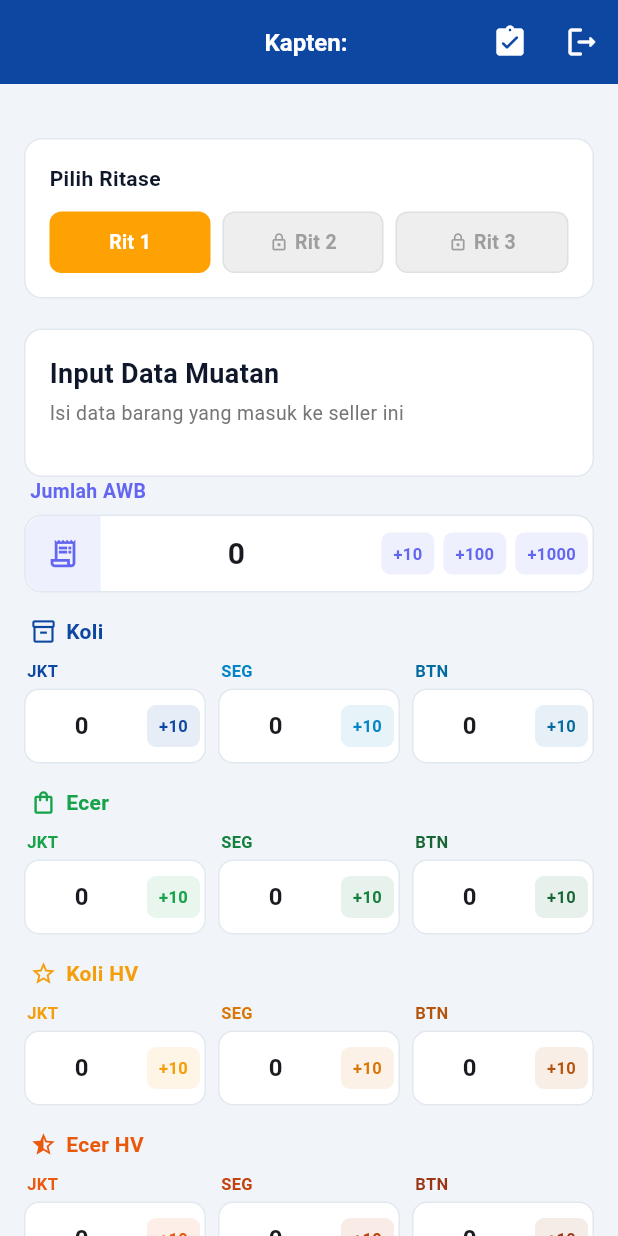
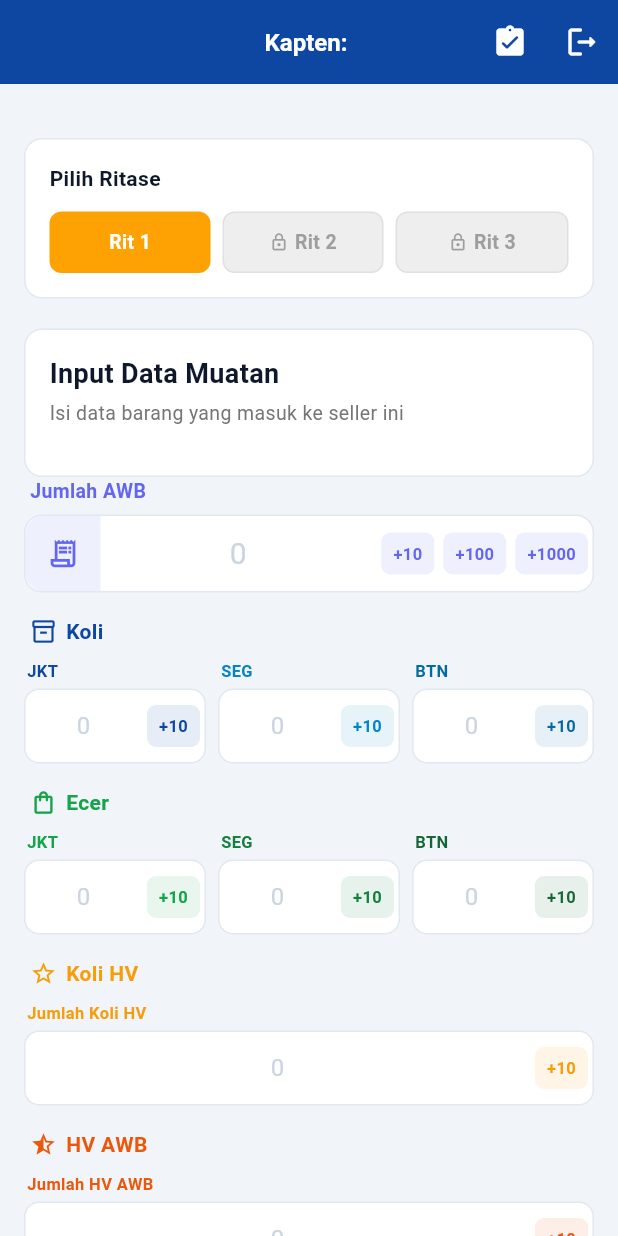
Before and after one commit to YonatanSilitonga/Driver, a Flutter app: the KaptenHomeScreen screen opened directly, on a phone screen of 412 x 824 dp. Run offline on Flutter 3.47's test engine with Material 3 defaults, Android fonts, the phone set to English and light mode, and no system bars; our stand-ins replace connectivity_plus, dio, flutter_local_notifications, geolocator, image_picker, package_info_plus and 3 more; missing offline and left inert: android_alarm_manager_plus, flutter_foreground_task; accounts and stored records are empty; network calls fail.

Commit message:
ui dikit

```diff
--- a/lib/screens/kapten_home_screen.dart
+++ b/lib/screens/kapten_home_screen.dart
@@ -29,24 +29,24 @@ class _KaptenHomeScreenState extends State<KaptenHomeScreen> {
   int _prevAwb = 0;
   int _prevKoliJkt = 0, _prevKoliSeg = 0, _prevKoliBtn = 0;
   int _prevEcerJkt = 0, _prevEcerSeg = 0, _prevEcerBtn = 0;
-  int _prevKoliHvJkt = 0, _prevKoliHvSeg = 0, _prevKoliHvBtn = 0;
-  int _prevEcerHvJkt = 0, _prevEcerHvSeg = 0, _prevEcerHvBtn = 0;
+  // Opsi A: Koli HV + HV AWB (dulu Ecer HV) digabung jadi 1 field.
+  // Kolom DB lama (jkt/seg/btn) tetap ada; nilai baru disimpan di jkt, seg/btn = 0.
+  // Total tampilan = jkt + seg + btn agar data lama sebelum dihapus tetap benar.
+  int _prevKoliHv = 0;
+  int _prevHvAwb = 0;
   bool _isOldData = false;
 
-  // Controllers — 13 input fields
-  final _awbController = TextEditingController(text: '0');
-  final _koliJktController = TextEditingController(text: '0');
-  final _koliSegController = TextEditingController(text: '0');
-  final _koliBtnController = TextEditingController(text: '0');
-  final _ecerJktController = TextEditingController(text: '0');
-  final _ecerSegController = TextEditingController(text: '0');
-  final _ecerBtnController = TextEditingController(text: '0');
-  final _koliHvJktController = TextEditingController(text: '0');
-  final _koliHvSegController = TextEditingController(text: '0');
-  final _koliHvBtnController = TextEditingController(text: '0');
-  final _ecerHvJktController = TextEditingController(text: '0');
-  final _ecerHvSegController = TextEditingController(text: '0');
-  final _ecerHvBtnController = TextEditingController(text: '0');
+  // Controllers — 9 input angka (mulai kosong, hint '0' sebagai placeholder).
+  // Parser (_ctrl) membaca string kosong sebagai 0, jadi submit tetap aman.
+  final _awbController = TextEditingController();
+  final _koliJktController = TextEditingController();
+  final _koliSegController = TextEditingController();
+  final _koliBtnController = TextEditingController();
+  final _ecerJktController = TextEditingController();
+  final _ecerSegController = TextEditingController();
+  final _ecerBtnController = TextEditingController();
+  final _koliHvController = TextEditingController();
+  final _hvAwbController = TextEditingController();
   String? _fotoPath;
   final _catatanController = TextEditingController();
 
@@ -63,6 +63,21 @@ class _KaptenHomeScreenState extends State<KaptenHomeScreen> {
   List<Map<String, dynamic>> _sisaGrup = [];
 
   int _toInt(dynamic v) => (v as num?)?.toInt() ?? 0;
+
+  /// Jumlah gabungan HV: alias baru (koli_hv / hv_awb) bila > 0,
+  /// fallback ke jumlah legacy jkt+seg+btn (data lama sebelum dihapus).
+  int _hvTotal(Map<String, dynamic> m, String alias, List<String> legacyKeys,
+      {List<String> altKeys = const []}) {
+    for (final k in [alias, ...altKeys]) {
+      final v = (m[k] as num?)?.toInt() ?? 0;
+      if (v > 0) return v;
+    }
+    var sum = 0;
+    for (final k in legacyKeys) {
+      sum += (m[k] as num?)?.toInt() ?? 0;
+    }
+    return sum;
+  }
 
   /// Entri sisa untuk Rit aktif (jenis selalu outgoing di layar ini).
   Map<String, dynamic>? _sisaRit() {
@@ -78,8 +93,8 @@ class _KaptenHomeScreenState extends State<KaptenHomeScreen> {
     _prevAwb = 0;
     _prevKoliJkt = 0; _prevKoliSeg = 0; _prevKoliBtn = 0;
     _prevEcerJkt = 0; _prevEcerSeg = 0; _prevEcerBtn = 0;
-    _prevKoliHvJkt = 0; _prevKoliHvSeg = 0; _prevKoliHvBtn = 0;
-    _prevEcerHvJkt = 0; _prevEcerHvSeg = 0; _prevEcerHvBtn = 0;
+    _prevKoliHv = 0;
+    _prevHvAwb = 0;
     _isOldData = false;
     _sisaGrup = [];
   }
@@ -87,8 +102,8 @@ class _KaptenHomeScreenState extends State<KaptenHomeScreen> {
   List<TextEditingController> get _allControllers => [
     _awbController, _koliJktController, _koliSegController, _koliBtnController,
     _ecerJktController, _ecerSegController, _ecerBtnController,
-    _koliHvJktController, _koliHvSegController, _koliHvBtnController,
-    _ecerHvJktController, _ecerHvSegController, _ecerHvBtnController,
+    _koliHvController,
+    _hvAwbController,
     _catatanController,
   ];
 
@@ -204,12 +219,11 @@ class _KaptenHomeScreenState extends State<KaptenHomeScreen> {
         _prevEcerJkt = (todayData['ecer_jkt'] as num?)?.toInt() ?? 0;
         _prevEcerSeg = (todayData['ecer_seg'] as num?)?.toInt() ?? 0;
         _prevEcerBtn = (todayData['ecer_btn'] as num?)?.toInt() ?? 0;
-        _prevKoliHvJkt = (todayData['koli_hv_jkt'] as num?)?.toInt() ?? 0;
-        _prevKoliHvSeg = (todayData['koli_hv_seg'] as num?)?.toInt() ?? 0;
-        _prevKoliHvBtn = (todayData['koli_hv_btn'] as num?)?.toInt() ?? 0;
-        _prevEcerHvJkt = (todayData['ecer_hv_jkt'] as num?)?.toInt() ?? 0;
-        _prevEcerHvSeg = (todayData['ecer_hv_seg'] as num?)?.toInt() ?? 0;
-        _prevEcerHvBtn = (todayData['ecer_hv_btn'] as num?)?.toInt() ?? 0;
+        // Gabungan: pakai alias baru bila ada, fallback jumlah legacy jkt+seg+btn.
+        _prevKoliHv = _hvTotal(todayData, 'koli_hv',
+            ['koli_hv_jkt', 'koli_hv_seg', 'koli_hv_btn']);
+        _prevHvAwb = _hvTotal(todayData, 'hv_awb',
+            ['ecer_hv_jkt', 'ecer_hv_seg', 'ecer_hv_btn'], altKeys: const ['ecer_hv']);
         _isOldData = todayData['is_ada_data'] == true;
       }
       _sisaGrup = sisaGrup;
@@ -320,7 +334,7 @@ class _KaptenHomeScreenState extends State<KaptenHomeScreen> {
           await ApiClient.saveSellerId(newSellerId);
 
           for (final c in _allControllers) {
-            c.text = '0';
+            c.text = '';
           }
           _fotoPath = null;
 
@@ -386,17 +400,12 @@ class _KaptenHomeScreenState extends State<KaptenHomeScreen> {
     final ecerJkt = _ctrl(_ecerJktController);
     final ecerSeg = _ctrl(_ecerSegController);
     final ecerBtn = _ctrl(_ecerBtnController);
-    final koliHvJkt = _ctrl(_koliHvJktController);
-    final koliHvSeg = _ctrl(_koliHvSegController);
-    final koliHvBtn = _ctrl(_koliHvBtnController);
-    final ecerHvJkt = _ctrl(_ecerHvJktController);
-    final ecerHvSeg = _ctrl(_ecerHvSegController);
-    final ecerHvBtn = _ctrl(_ecerHvBtnController);
+    final koliHv = _ctrl(_koliHvController);
+    final hvAwb = _ctrl(_hvAwbController);
 
     final totalInput = awb + koliJkt + koliSeg + koliBtn +
         ecerJkt + ecerSeg + ecerBtn +
-        koliHvJkt + koliHvSeg + koliHvBtn +
-        ecerHvJkt + ecerHvSeg + ecerHvBtn;
+        koliHv + hvAwb;
 
     if (totalInput == 0) {
       ScaffoldMessenger.of(context).showSnackBar(
@@ -456,8 +465,8 @@ class _KaptenHomeScreenState extends State<KaptenHomeScreen> {
         jumlahAwb: awb,
         koliJkt: koliJkt, koliSeg: koliSeg, koliBtn: koliBtn,
         ecerJkt: ecerJkt, ecerSeg: ecerSeg, ecerBtn: ecerBtn,
-        koliHvJkt: koliHvJkt, koliHvSeg: koliHvSeg, koliHvBtn: koliHvBtn,
-        ecerHvJkt: ecerHvJkt, ecerHvSeg: ecerHvSeg, ecerHvBtn: ecerHvBtn,
+        koliHvJkt: koliHv, koliHvSeg: 0, koliHvBtn: 0,
+        ecerHvJkt: hvAwb, ecerHvSeg: 0, ecerHvBtn: 0,
         namaLokasi: _sellerName,
         fotoManifestUrl: fotoUrl,
         catatan: _catatanController.text.trim(),
@@ -476,7 +485,7 @@ class _KaptenHomeScreenState extends State<KaptenHomeScreen> {
           _fotoPath = null;
         });
         for (final c in _allControllers) {
-          c.text = c == _catatanController ? '' : '0';
+          c.text = '';
         }
 
         // Input baru = pending baru → refresh badge konfirmasi
@@ -504,8 +513,8 @@ class _KaptenHomeScreenState extends State<KaptenHomeScreen> {
   Future<void> _showSuccessDialog(bool isUpdated) async {
     final totalKoli = _prevKoliJkt + _prevKoliSeg + _prevKoliBtn;
     final totalEcer = _prevEcerJkt + _prevEcerSeg + _prevEcerBtn;
-    final totalKoliHv = _prevKoliHvJkt + _prevKoliHvSeg + _prevKoliHvBtn;
-    final totalEcerHv = _prevEcerHvJkt + _prevEcerHvSeg + _prevEcerHvBtn;
+    final totalKoliHv = _prevKoliHv;
+    final totalEcerHv = _prevHvAwb;
     await showDialog<void>(
       context: context,
       barrierDismissible: false,
@@ -553,7 +562,7 @@ class _KaptenHomeScreenState extends State<KaptenHomeScreen> {
                 _buildInfoChip('$totalKoli Koli', const Color(0xFFDBEAFE), const Color(0xFF1E40AF)),
                 _buildInfoChip('$totalEcer Ecer', const Color(0xFFFEF9C3), const Color(0xFF854D0E)),
                 _buildInfoChip('$totalKoliHv Koli HV', const Color(0xFFFEF3C7), const Color(0xFFB45309)),
-                _buildInfoChip('$totalEcerHv Ecer HV', const Color(0xFFFFE7E7), const Color(0xFFC2410C)),
+                _buildInfoChip('$totalEcerHv HV AWB', const Color(0xFFFFE7E7), const Color(0xFFC2410C)),
               ],
             ),
           ],
@@ -1016,22 +1025,22 @@ class _KaptenHomeScreenState extends State<KaptenHomeScreen> {
                   ]),
                   const SizedBox(height: 16),
 
-                  // === Section KOLI HV ===
+                  // === Section KOLI HV (gabungan, 1 field) ===
                   _buildSectionHeader('Koli HV', Icons.star_outline, const Color(0xFFF59E0B)),
-                  _buildRowInputs([
-                    _FieldDef(_koliHvJktController, 'JKT', const Color(0xFFF59E0B)),
-                    _FieldDef(_koliHvSegController, 'SEG', const Color(0xFFD97706)),
-                    _FieldDef(_koliHvBtnController, 'BTN', const Color(0xFFB45309)),
-                  ]),
+                  _buildCompactInput(
+                    controller: _koliHvController,
+                    label: 'Jumlah Koli HV',
+                    color: const Color(0xFFF59E0B),
+                  ),
                   const SizedBox(height: 16),
 
-                  // === Section ECER HV ===
-                  _buildSectionHeader('Ecer HV', Icons.star_half_outlined, const Color(0xFFEA580C)),
-                  _buildRowInputs([
-                    _FieldDef(_ecerHvJktController, 'JKT', const Color(0xFFEA580C)),
-                    _FieldDef(_ecerHvSegController, 'SEG', const Color(0xFFC2410C)),
-                    _FieldDef(_ecerHvBtnController, 'BTN', const Color(0xFF9A3412)),
-                  ]),
+                  // === Section HV AWB (dulu Ecer HV, gabungan 1 field) ===
+                  _buildSectionHeader('HV AWB', Icons.star_half_outlined, const Color(0xFFEA580C)),
+                  _buildCompactInput(
+                    controller: _hvAwbController,
+                    label: 'Jumlah HV AWB',
+                    color: const Color(0xFFEA580C),
+                  ),
                   const SizedBox(height: 16),
 
                   // Foto section
@@ -1169,6 +1178,25 @@ class _KaptenHomeScreenState extends State<KaptenHomeScreen> {
     final s = _sisaRit();
     int v(String? sisaKey, int fallback) =>
         s != null ? _toInt(s[sisaKey]) : fallback;
+    // HV gabungan: jumlahkan sisa legacy agar data lama tetap tampil sebagai total.
+    int hv(String alias, List<String> legacy, int fallback, {List<String> alt = const []}) {
+      if (s == null) return fallback;
+      for (final k in [alias, ...alt]) {
+        if (s.containsKey(k)) {
+          final vv = _toInt(s[k]);
+          if (vv > 0) return vv;
+        }
+      }
+      var sum = 0;
+      var found = false;
+      for (final k in legacy) {
+        if (s.containsKey(k)) {
+          found = true;
+          sum += _toInt(s[k]);
+        }
+      }
+      return found ? sum : fallback;
+    }
     return {
       'jumlah_awb': v('sisa_jumlah_awb', _prevAwb),
       'koli_jkt': v('sisa_koli_jkt', _prevKoliJkt),
@@ -1177,12 +1205,9 @@ class _KaptenHomeScreenState extends State<KaptenHomeScreen> {
       'ecer_jkt': v('sisa_ecer_jkt', _prevEcerJkt),
       'ecer_seg': v('sisa_ecer_seg', _prevEcerSeg),
       'ecer_btn': v('sisa_ecer_btn', _prevEcerBtn),
-      'koli_hv_jkt': v('sisa_koli_hv_jkt', _prevKoliHvJkt),
-      'koli_hv_seg': v('sisa_koli_hv_seg', _prevKoliHvSeg),
-      'koli_hv_btn': v('sisa_koli_hv_btn', _prevKoliHvBtn),
-      'ecer_hv_jkt': v('sisa_ecer_hv_jkt', _prevEcerHvJkt),
-      'ecer_hv_seg': v('sisa_ecer_hv_seg', _prevEcerHvSeg),
-      'ecer_hv_btn': v('sisa_ecer_hv_btn', _prevEcerHvBtn),
+      'koli_hv': hv('sisa_koli_hv', const ['sisa_koli_hv_jkt', 'sisa_koli_hv_seg', 'sisa_koli_hv_btn'], _prevKoliHv),
+      'hv_awb': hv('sisa_hv_awb', const ['sisa_ecer_hv_jkt', 'sisa_ecer_hv_seg', 'sisa_ecer_hv_btn'], _prevHvAwb,
+          alt: const ['sisa_ecer_hv']),
     };
   }
 
@@ -1191,8 +1216,8 @@ class _KaptenHomeScreenState extends State<KaptenHomeScreen> {
     final awb = d['jumlah_awb']!;
     final totalKoli = d['koli_jkt']! + d['koli_seg']! + d['koli_btn']!;
     final totalEcer = d['ecer_jkt']! + d['ecer_seg']! + d['ecer_btn']!;
-    final totalKoliHv = d['koli_hv_jkt']! + d['koli_hv_seg']! + d['koli_hv_btn']!;
-    final totalEcerHv = d['ecer_hv_jkt']! + d['ecer_hv_seg']! + d['ecer_hv_btn']!;
+    final totalKoliHv = d['koli_hv']!;
+    final totalEcerHv = d['hv_awb']!;
     final allZero = awb == 0 && totalKoli == 0 && totalEcer == 0 &&
         totalKoliHv == 0 && totalEcerHv == 0;
     return Container(
@@ -1248,7 +1273,7 @@ class _KaptenHomeScreenState extends State<KaptenHomeScreen> {
               if (totalKoli > 0) _buildInfoChip('$totalKoli Koli', Color(0xFFDBEAFE), Color(0xFF1E40AF)),
               if (totalEcer > 0) _buildInfoChip('$totalEcer Ecer', Color(0xFFFEF9C3), Color(0xFF854D0E)),
               if (totalKoliHv > 0) _buildInfoChip('$totalKoliHv Koli HV', Color(0xFFFEF3C7), Color(0xFFB45309)),
-              if (totalEcerHv > 0) _buildInfoChip('$totalEcerHv Ecer HV', Color(0xFFFFE7E7), Color(0xFFC2410C)),
+              if (totalEcerHv > 0) _buildInfoChip('$totalEcerHv HV AWB', Color(0xFFFFE7E7), Color(0xFFC2410C)),
             ],
           ),
           const SizedBox(height: 6),
@@ -1288,13 +1313,13 @@ class _KaptenHomeScreenState extends State<KaptenHomeScreen> {
       },
       {
         'title': 'Koli HV',
-        'total': d['koli_hv_jkt']! + d['koli_hv_seg']! + d['koli_hv_btn']!,
-        'regions': [d['koli_hv_jkt']!, d['koli_hv_seg']!, d['koli_hv_btn']!],
+        'total': d['koli_hv']!,
+        'regions': <int>[],
       },
       {
-        'title': 'Ecer HV',
-        'total': d['ecer_hv_jkt']! + d['ecer_hv_seg']! + d['ecer_hv_btn']!,
-        'regions': [d['ecer_hv_jkt']!, d['ecer_hv_seg']!, d['ecer_hv_btn']!],
+        'title': 'HV AWB',
+        'total': d['hv_awb']!,
+        'regions': <int>[],
       },
     ];
     final hasData = rows.any((row) => (row['total'] as int) > 0);
@@ -1473,6 +1498,11 @@ class _KaptenHomeScreenState extends State<KaptenHomeScreen> {
                   decoration: const InputDecoration(
                     border: InputBorder.none,
                     hintText: '0',
+                    hintStyle: TextStyle(
+                      color: Color(0xFFCBD5E1),
+                      fontSize: 16,
+                      fontWeight: FontWeight.normal,
+                    ),
                     contentPadding: EdgeInsets.symmetric(horizontal: 4, vertical: 10),
                   ),
                 ),
@@ -1533,6 +1563,11 @@ class _KaptenHomeScreenState extends State<KaptenHomeScreen> {
                   decoration: const InputDecoration(
                     border: InputBorder.none,
                     hintText: '0',
+                    hintStyle: TextStyle(
+                      color: Color(0xFFCBD5E1),
+                      fontSize: 20,
+                      fontWeight: FontWeight.normal,
+                    ),
                   ),
                 ),
               ),
```
Also changed, not shown: lib/screens/kapten_confirm_screen.dart (+153 -62 lines).
